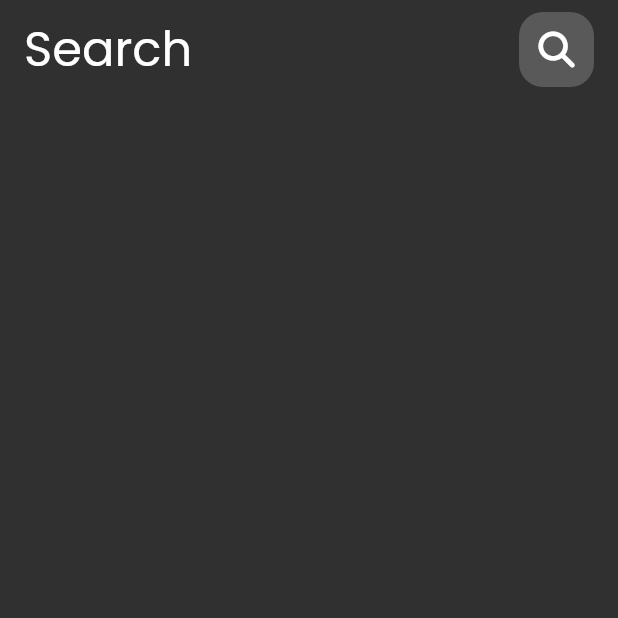
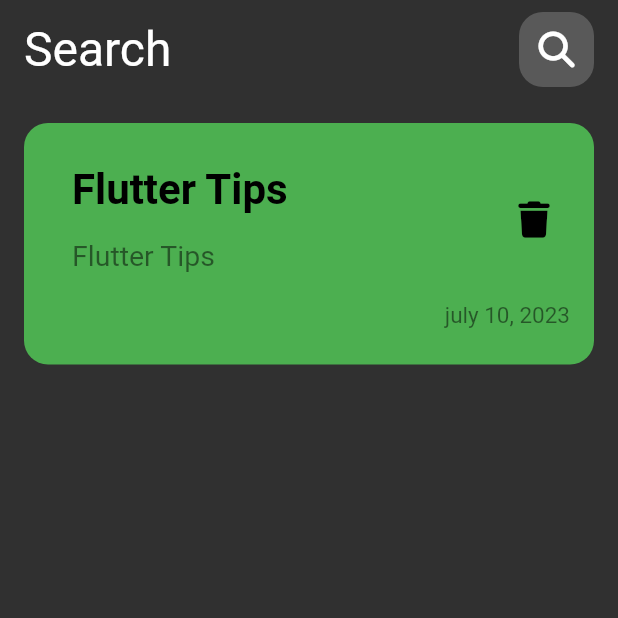
Before and after one commit to abdulrahmmann/notes_app, a Flutter app: the screen it shows after launch, on a phone screen of 412 x 824 dp, the top half of it. Run offline on Flutter 3.47's test engine with Material 2 defaults, Android fonts, the phone set to English and light mode, and no system bars; our stand-ins replace font_awesome_flutter.

Commit message:
create a custom note item

```diff
--- a/lib/main.dart
+++ b/lib/main.dart
@@ -14,7 +14,7 @@ class NotesApp extends StatelessWidget {
       debugShowCheckedModeBanner: false,
       theme: ThemeData(
         brightness: Brightness.dark,
-        fontFamily: 'Poppins'
+        fontFamily: 'Roboto'
       ),
       home: const NotesView(),
     );
--- /dev/null
+++ b/lib/views/widgets/custom_note_item.dart
@@ -0,0 +1,47 @@
+import 'package:flutter/material.dart';
+import 'package:font_awesome_flutter/font_awesome_flutter.dart';
+
+class CustomNoteItem extends StatelessWidget {
+  const CustomNoteItem({super.key, required this.title, required this.subTitle});
+
+  final String title, subTitle;
+
+  @override
+  Widget build(BuildContext context) {
+    return Container(
+      padding: const EdgeInsets.only(left: 16, top: 24, bottom: 24),
+      decoration: BoxDecoration(
+          color: Colors.green,
+          borderRadius: BorderRadius.circular(16)
+      ),
+      child: Column(
+        children: [
+          ListTile(
+              title: Text(
+                title,
+                style: const TextStyle(fontSize: 28, color: Colors.black, fontWeight: FontWeight.bold),
+              ),
+              subtitle: Padding(
+                padding: const EdgeInsets.symmetric(vertical: 16),
+                child: Text(
+                  title,
+                  style: TextStyle(fontSize: 19, color: Colors.black.withOpacity(.5)),
+                ),
+              ),
+              trailing: IconButton(
+                onPressed: (){},
+                icon: const Icon(FontAwesomeIcons.trash), color: Colors.black, )
+          ),
+          Container(
+            alignment: Alignment.bottomRight,
+            padding: const EdgeInsets.only(right: 16),
+            child: Text(
+              'july 10, 2023',
+              style: TextStyle(fontSize: 15, color: Colors.black.withOpacity(.5)),
+            ),
+          )
+        ],
+      ),
+    );
+  }
+}
--- a/lib/views/widgets/home_notes_view_body.dart
+++ b/lib/views/widgets/home_notes_view_body.dart
@@ -1,6 +1,7 @@
 import 'package:flutter/material.dart';
 import 'package:font_awesome_flutter/font_awesome_flutter.dart';
 import 'package:notes_app/views/widgets/custom_app_bar.dart';
+import 'package:notes_app/views/widgets/custom_note_item.dart';
 
 class NotesViewBody extends StatelessWidget {
   const NotesViewBody({super.key});
@@ -12,7 +13,15 @@ class NotesViewBody extends StatelessWidget {
           padding: EdgeInsets.symmetric(horizontal: 16, vertical: 8),
           child: Column(
             children: [
-              CustomAppBar(title: 'Search', icon: FontAwesomeIcons.search,)
+              // custom app bar.
+              CustomAppBar(title: 'Search', icon: FontAwesomeIcons.search,),
+              SizedBox(height: 24,),
+              // notes listView.builder.
+              CustomNoteItem(
+                title: 'Flutter Tips',
+                subTitle: 'flutter tips flutter tips flutter tips',
+              ),
+
             ],
           ),
         ),
--- a/pubspec.yaml
+++ b/pubspec.yaml
@@ -79,6 +79,7 @@ flutter:
      - family: Poppins
        fonts:
          - asset: assets/fonts/Poppins-Regular.ttf
+         - asset: assets/fonts/Roboto-Regular.ttf
 
   #
   # For details regarding fonts from package dependencies,
```
Also changed, not shown: assets/fonts/Roboto-Regular.ttf (added).
